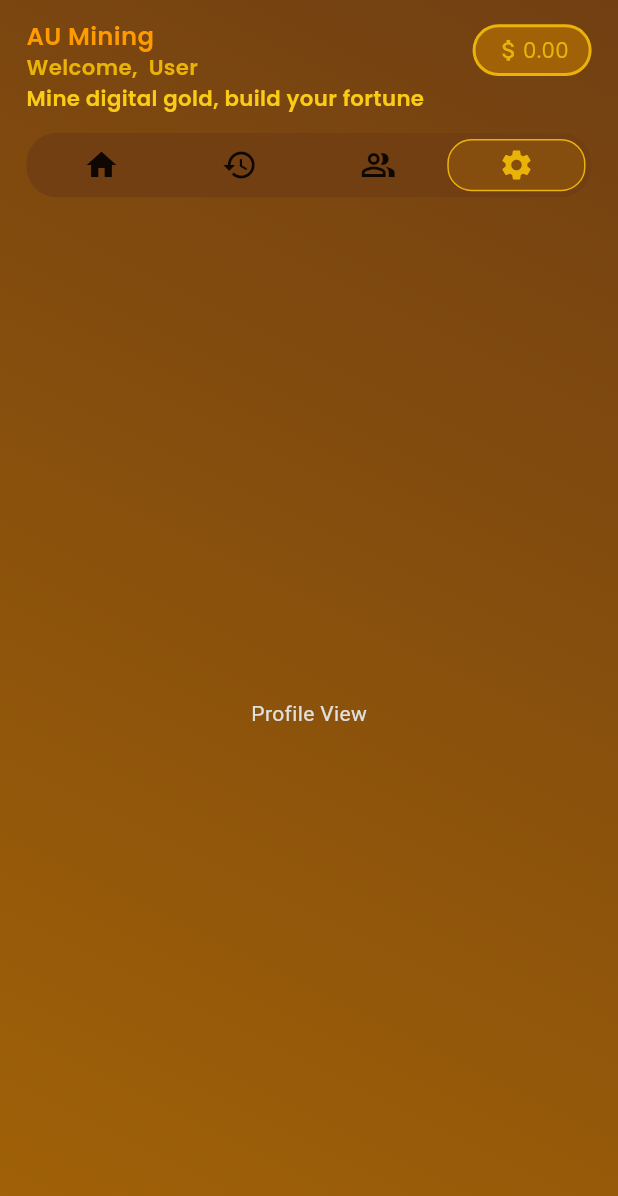
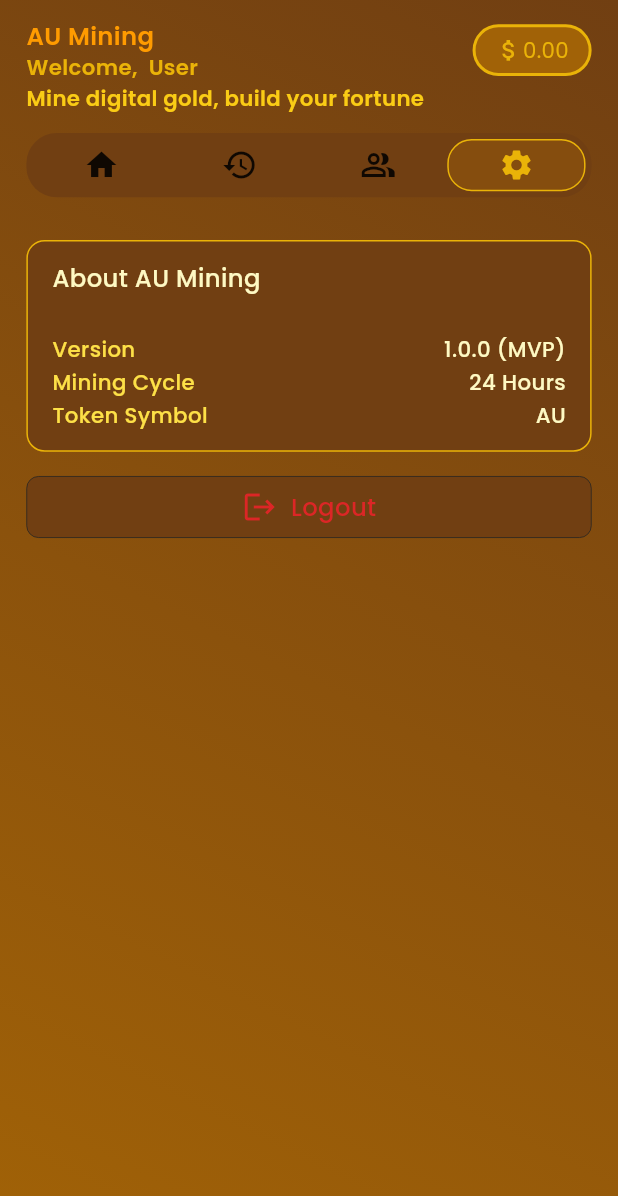
Before and after one commit to talhamehtab2014/mining_app, a Flutter app: the BottomNavigationView screen opened by its route, after a tap on the "history" icon, after a tap on the "people alt" icon, after a tap on the "settings" icon, on a phone screen of 412 x 824 dp. Shown: the top 1196 px of the screen. Run offline on Flutter 3.47's test engine with Material 3 defaults, Android fonts, the light colour scheme and no system bars; our stand-ins replace auto_size_text, connectivity_plus, dio, firebase_core, flutter_screenutil, font_awesome_flutter and 7 more; accounts and stored records are empty; generated files the repository leaves out were written again.

Commit message:
feat: implement profile screen UI and logout functionality
This commit introduces the user interface for the profile screen and implements the logout feature.

- **Profile Screen UI:**
  - Added a card to display application information such as version, mining cycle, and token symbol.
  - Implemented a logout button.

- **Logout Functionality:**
  - A confirmation dialog is now shown when the user taps the logout button.
  - Upon confirming logout, the user is redirected to the onboarding screen.

- **Localization:**
  - Added new localized strings for the profile screen, including "About AU Mining", "Version", "Logout", and "Cancel".

```diff
--- a/lib/src/core/localization/app_strings.dart
+++ b/lib/src/core/localization/app_strings.dart
@@ -55,4 +55,10 @@ class AppStrings {
   static String get miningHistory => 'miningHistory'.tr;
   static String get noMiningHistory => 'noMiningHistory'.tr;
   static String get startMiningNow => 'startMiningNow'.tr;
+  static String get aboutAUMining => 'aboutAUMining'.tr;
+  static String get version => 'version'.tr;
+  static String get miningCycle => 'miningCycle'.tr;
+  static String get tokenSymbol => 'tokenSymbol'.tr;
+  static String get logout => 'logout'.tr;
+  static String get cancel => 'cancel'.tr;
 }
--- a/lib/src/core/localization/en_us.dart
+++ b/lib/src/core/localization/en_us.dart
@@ -40,4 +40,10 @@ final Map<String, String> enUS = {
   'miningHistory':'Mining History',
   'noMiningHistory':'No mining history yet',
   'startMiningNow':'Start mining to see your history!',
+  'aboutAUMining':'About AU Mining',
+  'version':'Version',
+  'miningCycle':'Mining Cycle',
+  'tokenSymbol':'Token Symbol',
+  'logout':'Logout',
+  'cancel':'Cancel',
 };
--- a/lib/src/presentation/post_login/profile/profile.dart
+++ b/lib/src/presentation/post_login/profile/profile.dart
@@ -1,5 +1,11 @@
 import 'package:flutter/material.dart';
+import 'package:flutter_screenutil/flutter_screenutil.dart';
 import 'package:get/get.dart';
+import 'package:mining_application/src/core/localization/app_strings.dart';
+import 'package:mining_application/src/core/resource/r.dart';
+import 'package:mining_application/src/core/utils/routes.dart';
+import 'package:mining_application/src/presentation/common_widgets/common_button_widget.dart';
+import 'package:mining_application/src/presentation/common_widgets/common_label_text_widget.dart';
 import 'package:mining_application/src/presentation/post_login/profile/profile_view_model.dart';
 
 class ProfileView extends GetView<ProfileViewModel> {
@@ -11,7 +17,141 @@ class ProfileView extends GetView<ProfileViewModel> {
   Widget build(BuildContext context) {
     return Scaffold(
       backgroundColor: Colors.transparent,
-      body: Center(child: Text("Profile View")),
+      body: Column(
+        children: [
+          16.verticalSpace,
+          profileTopHeaderCard(),
+          16.verticalSpace,
+          logoutButton(context),
+        ],
+      ),
+    );
+  }
+
+  Widget profileTopHeaderCard() {
+    return Container(
+      padding: EdgeInsets.all(16.sp),
+      decoration: BoxDecoration(
+        color: R.palette.yellow900,
+        borderRadius: BorderRadius.circular(12.r),
+        border: Border.all(color: R.palette.yellow500),
+      ),
+      child: Column(
+        crossAxisAlignment: CrossAxisAlignment.start,
+        children: [
+          CommonLabelTextWidget(
+            text: AppStrings.aboutAUMining,
+            fontWeight: FontWeight.w500,
+            fontSize: 16.sp,
+            textColor: R.palette.yellow100,
+          ),
+          32.verticalSpace,
+          versionRowItem(AppStrings.version, "1.0.0 (MVP)"),
+          8.verticalSpace,
+          versionRowItem(AppStrings.miningCycle, '24 Hours'),
+          8.verticalSpace,
+          versionRowItem(AppStrings.tokenSymbol, 'AU'),
+        ],
+      ),
+    );
+  }
+
+  Widget versionRowItem(title, value) => Row(
+    mainAxisAlignment: MainAxisAlignment.spaceBetween,
+    children: [
+      CommonLabelTextWidget(
+        text: title,
+        fontWeight: FontWeight.w500,
+        fontSize: 14.sp,
+        textColor: R.palette.yellow300,
+      ),
+      CommonLabelTextWidget(
+        text: value,
+        fontWeight: FontWeight.w500,
+        fontSize: 14.sp,
+        textColor: R.palette.yellow100,
+      ),
+    ],
+  );
+
+  Widget logoutButton(context) {
+    return GestureDetector(
+      onTap: () {
+        Get.dialog(
+          Dialog(
+            shape: RoundedRectangleBorder(
+              side: BorderSide(color: R.palette.yellow500),
+              borderRadius: BorderRadius.circular(8.r),
+            ),
+            backgroundColor: R.palette.yellow950,
+            child: Container(
+              padding: EdgeInsets.all(16.sp),
+              child: Column(
+                mainAxisSize: MainAxisSize.min,
+                children: [
+                  CommonLabelTextWidget(
+                    text: 'Are you sure you want to logout?',
+                    fontWeight: FontWeight.w500,
+                    fontSize: 14.sp,
+                    textColor: R.palette.yellow100,
+                  ),
+                  16.verticalSpace,
+                  CommonLabelTextWidget(
+                    text: 'You\'ll need to login again to access your account.',
+                    fontWeight: FontWeight.w500,
+                    fontSize: 12.sp,
+                    textColor: R.palette.yellow300,
+                    maxLines: 2,
+                    textAlign: TextAlign.center,
+                    textHeight: 1.2,
+                  ),
+                  16.verticalSpace,
+                  ButtonWithRadiusWidget(
+                    buttonTitle: AppStrings.logout,
+                    backColor: R.palette.red600,
+                    borderRadius: 8.r,
+                    callback: () {
+                      Get.offAllNamed(Routes().getOnboardingPage());
+                    },
+                  ),
+                  16.verticalSpace,
+                  ButtonWithRadiusWidget(
+                    buttonTitle: AppStrings.cancel,
+                    backColor: R.palette.yellow900,
+                    borderRadius: 8.r,
+                    callback: () {
+                      navigator?.pop(context);
+                    },
+                  ),
+                ],
+              ),
+            ),
+          ),
+        );
+      },
+      child: Container(
+        width: Get.width,
+        padding: EdgeInsets.symmetric(vertical: 8.h),
+        alignment: Alignment.center,
+        decoration: BoxDecoration(
+          color: R.palette.yellow900,
+          border: Border.all(color: R.palette.blackColor, width: 0.5),
+          borderRadius: BorderRadius.circular(8.r),
+        ),
+        child: Row(
+          mainAxisSize: MainAxisSize.min,
+          children: [
+            Icon(Icons.logout, color: R.palette.red600),
+            8.horizontalSpace,
+            CommonLabelTextWidget(
+              text: AppStrings.logout,
+              fontWeight: FontWeight.w500,
+              fontSize: 16.sp,
+              textColor: R.palette.red600,
+            ),
+          ],
+        ),
+      ),
     );
   }
 }
```
